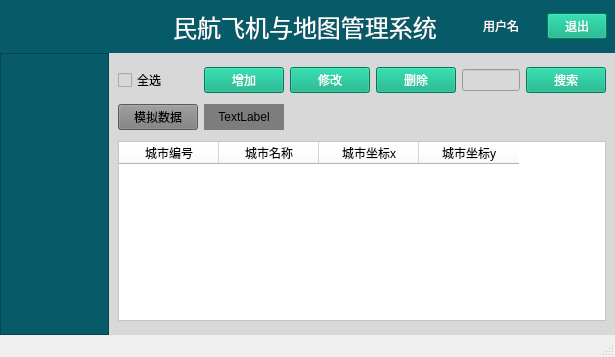
Above: mainwindow.ui from Sunbotao-1/Plane before the change. Below: the same form after it.
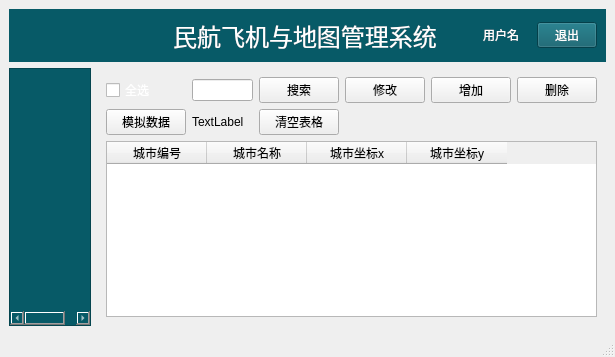
That is the form after the change. Icons and pictures are not drawn.

Diff of the .ui file:
```diff
--- a/mainwindow.ui
+++ b/mainwindow.ui
@@ -24,32 +24,14 @@
    <property name="styleSheet">
     <string notr="true">QWidget#centralwidget{background-color: rgb(0, 0, 127);};</string>
    </property>
-   <layout class="QGridLayout" name="gridLayout_4">
-    <property name="leftMargin">
-     <number>0</number>
-    </property>
-    <property name="topMargin">
-     <number>0</number>
-    </property>
-    <property name="rightMargin">
-     <number>0</number>
-    </property>
-    <property name="bottomMargin">
-     <number>0</number>
-    </property>
-    <property name="spacing">
-     <number>0</number>
-    </property>
+   <layout class="QGridLayout" name="gridLayout_3">
     <item row="0" column="0" colspan="2">
-     <widget class="QWidget" name="bg_title" native="true">
+     <widget class="QWidget" name="widget" native="true">
       <property name="styleSheet">
        <string notr="true">background-color: rgb(7, 90, 103);
 color: rgb(255, 255, 255);</string>
       </property>
       <layout class="QGridLayout" name="gridLayout_2" columnstretch="1,1,1">
-       <property name="rightMargin">
-        <number>8</number>
-       </property>
        <item row="0" column="1">
         <widget class="QLabel" name="label">
          <property name="font">
@@ -127,10 +109,6 @@
               <height>16777215</height>
              </size>
             </property>
-            <property name="styleSheet">
-             <string notr="true">background-color: rgb(0, 170, 127);
-color: rgb(255, 255, 255);</string>
-            </property>
             <property name="text">
              <string>退出</string>
             </property>
@@ -142,84 +120,27 @@
       </layout>
      </widget>
     </item>
-    <item row="1" column="0">
-     <widget class="QTreeWidget" name="treeWidget">
-      <property name="maximumSize">
-       <size>
-        <width>160</width>
-        <height>16777215</height>
-       </size>
-      </property>
-      <property name="styleSheet">
-       <string notr="true">background-color: rgb(7, 90, 103);
-color: rgb(255, 255, 255);</string>
-      </property>
-      <attribute name="headerVisible">
-       <bool>false</bool>
-      </attribute>
-      <column>
-       <property name="text">
-        <string notr="true">1</string>
-       </property>
-      </column>
-     </widget>
-    </item>
     <item row="1" column="1">
      <widget class="QStackedWidget" name="stackedWidget">
-      <property name="styleSheet">
-       <string notr="true">background-color: rgb(216, 216, 216);</string>
-      </property>
       <property name="currentIndex">
        <number>0</number>
       </property>
       <widget class="QWidget" name="page">
-       <layout class="QGridLayout" name="gridLayout_3">
-        <item row="2" column="1">
-         <widget class="QLabel" name="lb_cnt">
-          <property name="styleSheet">
-           <string notr="true">background-color: rgb(125, 125, 125);</string>
-          </property>
-          <property name="text">
-           <string>&lt;html&gt;&lt;head/&gt;&lt;body&gt;&lt;p align=&quot;center&quot;&gt;TextLabel&lt;/p&gt;&lt;/body&gt;&lt;/html&gt;</string>
-          </property>
-         </widget>
-        </item>
-        <item row="0" column="0">
-         <widget class="QCheckBox" name="checkBox">
-          <property name="styleSheet">
-           <string notr="true">color: rgb(0, 0, 0);</string>
-          </property>
-          <property name="text">
-           <string>全选</string>
-          </property>
-         </widget>
-        </item>
-        <item row="0" column="2">
-         <widget class="QPushButton" name="pushButton_4">
-          <property name="styleSheet">
-           <string notr="true">color: rgb(255, 255, 255);
-background-color: rgb(0, 170, 127);</string>
-          </property>
+       <layout class="QGridLayout" name="gridLayout_4">
+        <item row="0" column="3">
+         <widget class="QPushButton" name="btn_update">
           <property name="text">
            <string>修改</string>
           </property>
          </widget>
         </item>
-        <item row="2" column="0">
-         <widget class="QPushButton" name="btn_simulation">
-          <property name="styleSheet">
-           <string notr="true">background-color: rgb(125, 125, 125);</string>
-          </property>
-          <property name="text">
-           <string>模拟数据</string>
-          </property>
-         </widget>
+        <item row="0" column="1">
+         <widget class="QLineEdit" name="le_search"/>
         </item>
-        <item row="0" column="4">
-         <widget class="QLineEdit" name="le_search">
-          <property name="styleSheet">
-           <string notr="true">color: rgb(0, 0, 0);
-border-color: rgb(0, 0, 0);</string>
+        <item row="0" column="2">
+         <widget class="QPushButton" name="btn_search">
+          <property name="text">
+           <string>搜索</string>
           </property>
          </widget>
         </item>
@@ -231,9 +152,6 @@
             <height>180</height>
            </size>
           </property>
-          <property name="styleSheet">
-           <string notr="true">background-color: rgb(255, 255, 255);</string>
-          </property>
           <column>
            <property name="text">
             <string>城市编号</string>
@@ -256,36 +174,49 @@
           </column>
          </widget>
         </item>
+        <item row="0" column="4">
+         <widget class="QPushButton" name="btn_add">
+          <property name="text">
+           <string>增加</string>
+          </property>
+         </widget>
+        </item>
+        <item row="0" column="0">
+         <widget class="QCheckBox" name="checkBox">
+          <property name="styleSheet">
+           <string notr="true">
+color: rgb(255, 255, 255);</string>
+          </property>
+          <property name="text">
+           <string>全选</string>
+          </property>
+         </widget>
+        </item>
         <item row="0" column="5">
-         <widget class="QPushButton" name="btn_search">
-          <property name="styleSheet">
-           <string notr="true">background-color: rgb(0, 170, 127);
-color: rgb(255, 255, 255);</string>
-          </property>
-          <property name="text">
-           <string>搜索</string>
-          </property>
-         </widget>
-        </item>
-        <item row="0" column="3">
-         <widget class="QPushButton" name="pushButton_5">
-          <property name="styleSheet">
-           <string notr="true">background-color: rgb(0, 170, 127);
-color: rgb(255, 255, 255);</string>
-          </property>
+         <widget class="QPushButton" name="btn_del">
           <property name="text">
            <string>删除</string>
           </property>
          </widget>
         </item>
-        <item row="0" column="1">
-         <widget class="QPushButton" name="pushButton_3">
-          <property name="styleSheet">
-           <string notr="true">color: rgb(255, 255, 255);
-background-color: rgb(0, 170, 127);</string>
+        <item row="1" column="0">
+         <widget class="QPushButton" name="btn_simulation">
+          <property name="text">
+           <string>模拟数据</string>
           </property>
+         </widget>
+        </item>
+        <item row="1" column="1">
+         <widget class="QLabel" name="lb_cnt">
           <property name="text">
-           <string>增加</string>
+           <string>TextLabel</string>
+          </property>
+         </widget>
+        </item>
+        <item row="1" column="2">
+         <widget class="QPushButton" name="btn_clear">
+          <property name="text">
+           <string>清空表格</string>
           </property>
          </widget>
         </item>
@@ -294,6 +225,28 @@
       <widget class="QWidget" name="page_2"/>
      </widget>
     </item>
+    <item row="1" column="0">
+     <widget class="QTreeWidget" name="treeWidget">
+      <property name="maximumSize">
+       <size>
+        <width>130</width>
+        <height>16777215</height>
+       </size>
+      </property>
+      <property name="styleSheet">
+       <string notr="true">background-color: rgb(7, 90, 103);
+color: rgb(255, 255, 255);</string>
+      </property>
+      <attribute name="headerVisible">
+       <bool>false</bool>
+      </attribute>
+      <column>
+       <property name="text">
+        <string notr="true">1</string>
+       </property>
+      </column>
+     </widget>
+    </item>
    </layout>
   </widget>
   <widget class="QMenuBar" name="menubar">
```
Left out of the diff: 2 changed lines with no effect on the pictures.
